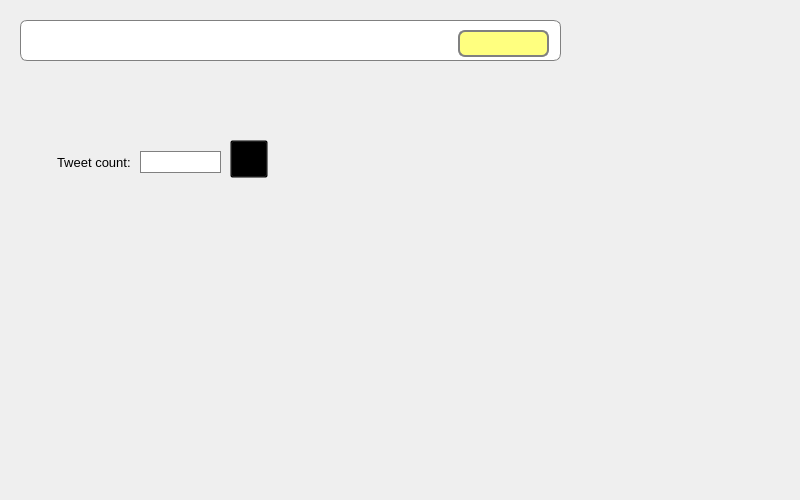
Old version of the form twitter_analysis/core/gui/ui_files/widget_fetch_tweets.ui in the repository atrevisan/EventAnalyser.
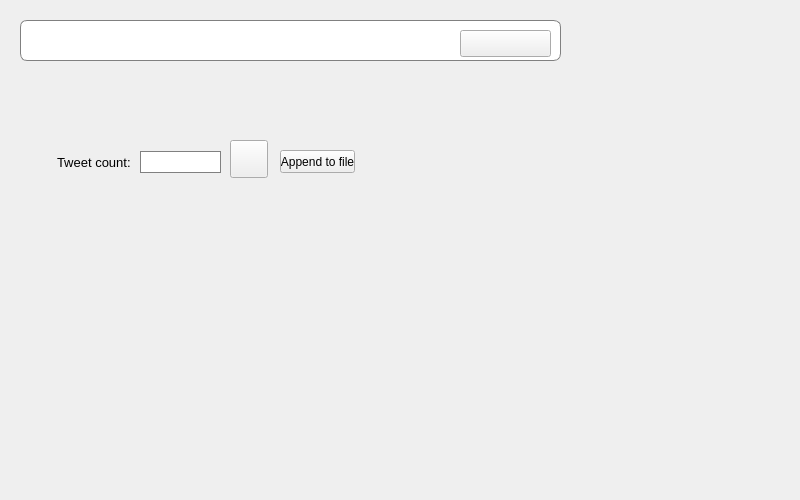
New version of the form. Icons and pictures are not drawn.

Commit message: change button save tweets

```diff
--- a/twitter_analysis/core/gui/ui_files/widget_fetch_tweets.ui
+++ b/twitter_analysis/core/gui/ui_files/widget_fetch_tweets.ui
@@ -52,51 +52,6 @@
      border-radius: 7px; 
  } </string>
    </property>
-   <widget class="QPushButton" name="button_fetch_tweets">
-    <property name="geometry">
-     <rect>
-      <x>438</x>
-      <y>10</y>
-      <width>91</width>
-      <height>27</height>
-     </rect>
-    </property>
-    <property name="sizePolicy">
-     <sizepolicy hsizetype="Minimum" vsizetype="Expanding">
-      <horstretch>0</horstretch>
-      <verstretch>0</verstretch>
-     </sizepolicy>
-    </property>
-    <property name="toolTip">
-     <string>search</string>
-    </property>
-    <property name="styleSheet">
-     <string notr="true">QPushButton#button_fetch_tweets {
-
-	background-color: rgb(255, 255, 127);
-	border-radius: 7px; 
-	border: 2px solid gray; 
-}
-
-QPushButton#button_fetch_tweets:hover {
-	background-color: rgb(227, 255, 82);
-	border-style: inset;
-
-}
- 
-QPushButton#button_fetch_tweets:pressed {
-	background-color: rgb(255, 255, 127);
-	border-style: inset;
-}</string>
-    </property>
-    <property name="text">
-     <string/>
-    </property>
-    <property name="icon">
-     <iconset>
-      <normaloff>../assets/mg.png</normaloff>../assets/mg.png</iconset>
-    </property>
-   </widget>
    <widget class="QLineEdit" name="line_edit_querry">
     <property name="geometry">
      <rect>
@@ -115,6 +70,22 @@
      <bool>false</bool>
     </property>
    </widget>
+   <widget class="QPushButton" name="button_fetch_tweets">
+    <property name="geometry">
+     <rect>
+      <x>440</x>
+      <y>10</y>
+      <width>91</width>
+      <height>27</height>
+     </rect>
+    </property>
+    <property name="styleSheet">
+     <string notr="true"/>
+    </property>
+    <property name="text">
+     <string/>
+    </property>
+   </widget>
   </widget>
   <widget class="QLabel" name="label">
    <property name="geometry">
@@ -162,6 +133,19 @@
     <bool>false</bool>
    </property>
   </widget>
+  <widget class="QPushButton" name="button_append_to_file">
+   <property name="geometry">
+    <rect>
+     <x>280</x>
+     <y>150</y>
+     <width>75</width>
+     <height>23</height>
+    </rect>
+   </property>
+   <property name="text">
+    <string>Append to file</string>
+   </property>
+  </widget>
   <widget class="QPushButton" name="button_save_tweets">
    <property name="geometry">
     <rect>
@@ -175,39 +159,11 @@
     <string>&lt;html&gt;&lt;head/&gt;&lt;body&gt;&lt;p&gt;save tweets&lt;/p&gt;&lt;/body&gt;&lt;/html&gt;</string>
    </property>
    <property name="styleSheet">
-    <string notr="true">QPushButton#button_save_tweets {
-
-	background-color: transparent;
-	background-image: url(:/save/save.png);
-	background-repeat: no-repeat;
-}
-
-
-QPushButton#button_save_tweets:hover {
-	background-color: transparent;
-	background-image: url(:/save_2/save_2.png);
-
-	background-repeat: no-repeat;
-}
- 
-QPushButton#button_save_tweets:pressed {
-	background-color: transparent;
-	background-image: url(:/save/save.png);
-
-	background-repeat: no-repeat;
-}
-
-</string>
+    <string notr="true"/>
    </property>
    <property name="text">
     <string/>
    </property>
-   <property name="iconSize">
-    <size>
-     <width>34</width>
-     <height>33</height>
-    </size>
-   </property>
   </widget>
   <zorder>label</zorder>
   <zorder>line_edit_tweet_count</zorder>
```
Left out of the diff: 11 changed lines with no effect on the pictures.
